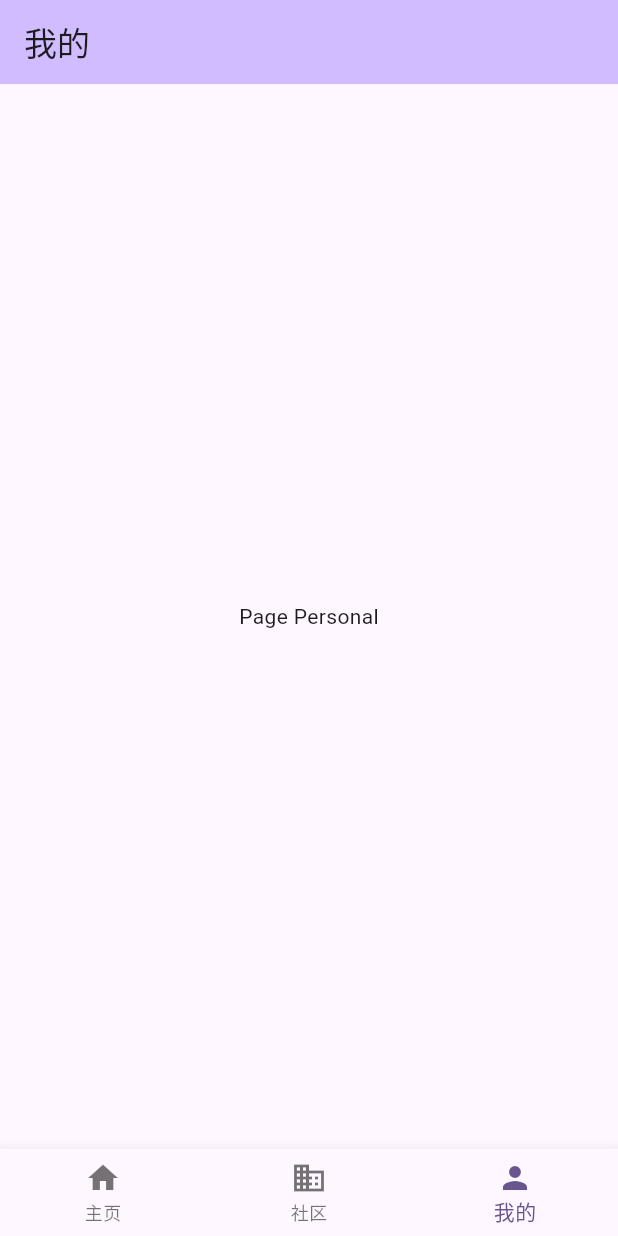
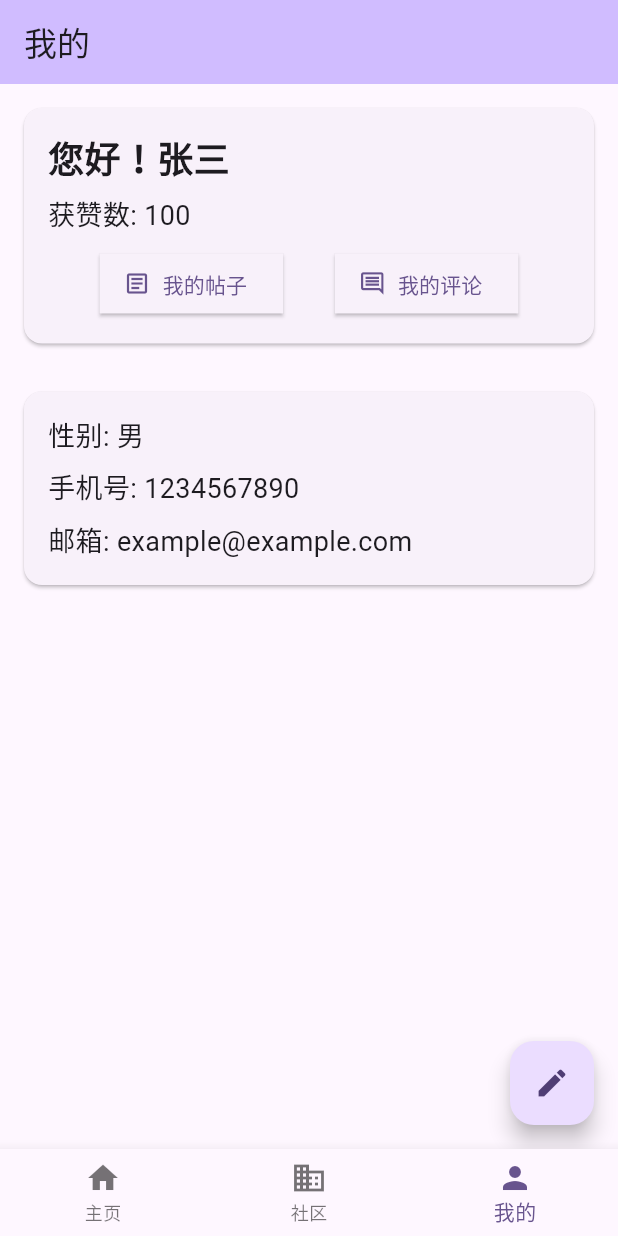
Before and after one commit to HHepan/exam-community, a Flutter app: the screen it shows after launch, item 3 of the bottom bar chosen, on a phone screen of 412 x 824 dp. Run offline on Flutter 3.47's test engine with Material 3 defaults, Android fonts, the phone set to English and light mode, and no system bars.

Commit message:
personal

```diff
--- a/lib/community/add-blog.dart
+++ b/lib/community/add-blog.dart
@@ -27,7 +27,7 @@ class AddBlog extends StatelessWidget {
             alignment: MainAxisAlignment.center,
             children: [
               Container(
-                width: 300, // 设置父容器的宽度
+                width: 360, // 设置父容器的宽度
                 child: ElevatedButton(
                   onPressed: () {
                     // 按钮点击事件处理逻辑
@@ -36,7 +36,7 @@ class AddBlog extends StatelessWidget {
                 ),
               ),
               Container(
-                width: 300, // 设置父容器的宽度
+                width: 360, // 设置父容器的宽度
                 child: ElevatedButton(
                   onPressed: () {
                     Navigator.pop(context);
--- a/lib/personal/personal.dart
+++ b/lib/personal/personal.dart
@@ -1,10 +1,118 @@
 import 'package:flutter/material.dart';
+
+import 'edit-personal.dart';
 
 class Personal extends StatelessWidget {
   @override
   Widget build(BuildContext context) {
-    return Container(
-      child: Center(child: Text('Page Personal')),
+    return Scaffold(
+      floatingActionButton: FloatingActionButton(
+        onPressed: () {
+          // Edit button on pressed event
+          Navigator.push(
+            context,
+            MaterialPageRoute(builder: (context) => EditPersonal()),
+          );
+        },
+        child: Icon(Icons.edit),
+      ),
+      body: SingleChildScrollView(
+        child: Column(
+          crossAxisAlignment: CrossAxisAlignment.stretch,
+          children: [
+            Card(
+              margin: EdgeInsets.all(16),
+              child: Padding(
+                padding: EdgeInsets.all(16),
+                child: Column(
+                  crossAxisAlignment: CrossAxisAlignment.start,
+                  children: [
+                    Text(
+                      '您好！张三',
+                      style: TextStyle(
+                        fontSize: 24,
+                        fontWeight: FontWeight.bold,
+                      ),
+                    ),
+                    SizedBox(height: 8),
+                    Text(
+                      '获赞数: 100',
+                      style: TextStyle(
+                        fontSize: 18,
+                      ),
+                    ),
+                    SizedBox(height: 8),
+                    Row(
+                      mainAxisAlignment: MainAxisAlignment.spaceEvenly,
+                      children: [
+                        ElevatedButton.icon(
+                          onPressed: () {
+                            // “我的帖子”按钮点击事件
+                          },
+                          icon: Icon(Icons.article_outlined),
+                          label: Text('我的帖子'),
+                          style: ButtonStyle(
+                            shape: MaterialStateProperty.all<RoundedRectangleBorder>(
+                              RoundedRectangleBorder(
+                                borderRadius: BorderRadius.circular(0),
+                              ),
+                            ),
+                          ),
+                        ),
+                        ElevatedButton.icon(
+                          onPressed: () {
+                            // “我的评论”按钮点击事件
+                          },
+                          icon: Icon(Icons.comment_outlined),
+                          label: Text('我的评论'),
+                          style: ButtonStyle(
+                            shape: MaterialStateProperty.all<RoundedRectangleBorder>(
+                              RoundedRectangleBorder(
+                                borderRadius: BorderRadius.circular(0),
+                              ),
+                            ),
+                          ),
+                        ),
+                      ],
+                    ),
+                  ],
+                ),
+              ),
+            ),
+            Card(
+              margin: EdgeInsets.all(16),
+              child: Padding(
+                padding: EdgeInsets.all(16),
+                child: Column(
+                  crossAxisAlignment: CrossAxisAlignment.start,
+                  children: [
+                    Text(
+                      '性别: 男',
+                      style: TextStyle(
+                        fontSize: 18,
+                      ),
+                    ),
+                    SizedBox(height: 8),
+                    Text(
+                      '手机号: 1234567890',
+                      style: TextStyle(
+                        fontSize: 18,
+                      ),
+                    ),
+                    SizedBox(height: 8),
+                    Text(
+                      '邮箱: example@example.com',
+                      style: TextStyle(
+                        fontSize: 18,
+                      ),
+                    ),
+                  ],
+                ),
+              ),
+            ),
+          ],
+        ),
+      ),
     );
   }
 }
```
Also changed, not shown: lib/personal/edit-personal.dart (added, +76 -0 lines).
